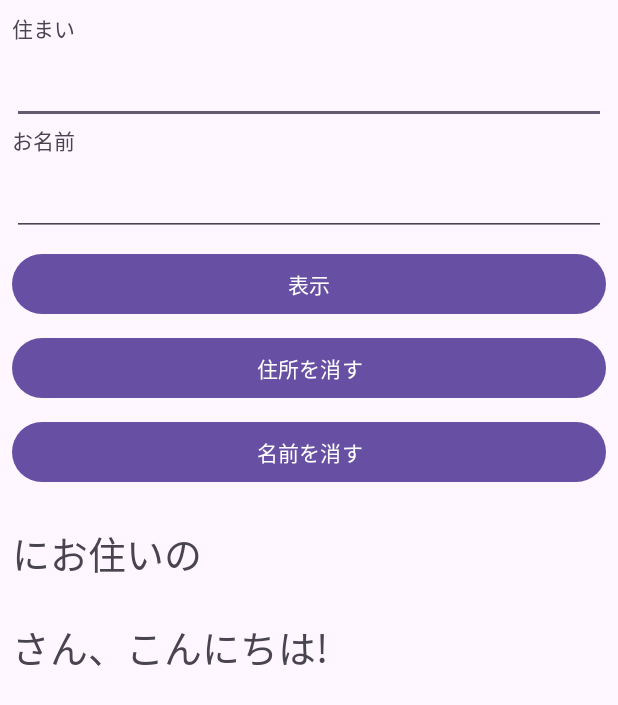
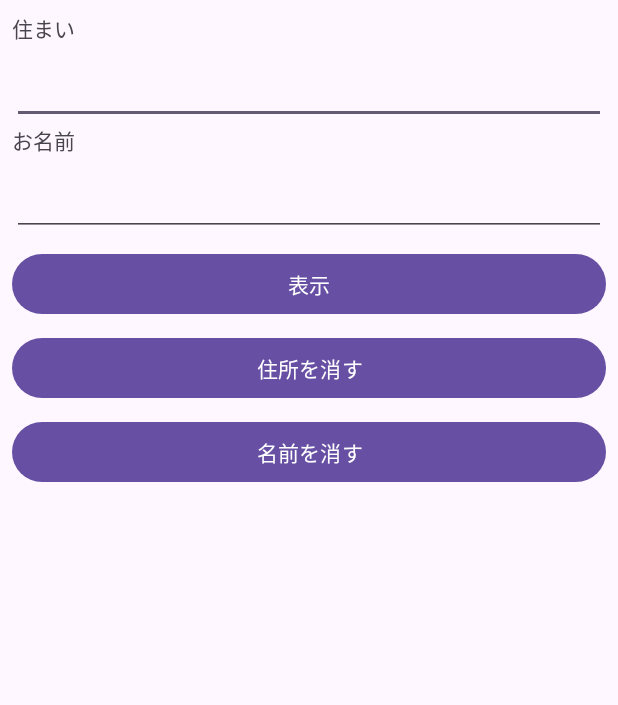
Before and after one commit to stc-s22032/MyHelloCustomer, an Android app: the screen it shows after launch (MainActivity), after a tap on "表示", on a phone screen of 412 x 824 dp. Shown: the top 705 px of the screen. Run offline under Robolectric (Android 15) with nearby library versions, the phone set to English and light mode, and no system bars.

Commit message:
Second Commit

```diff
--- a/app/src/main/java/jp/suntech/s22032/myhellocustomer/MainActivity.java
+++ b/app/src/main/java/jp/suntech/s22032/myhellocustomer/MainActivity.java
@@ -43,8 +43,8 @@ public class MainActivity extends AppCompatActivity {
                 String r_inputStr = r_input.getText().toString();
                 String n_inputStr = n_input.getText().toString();
 
-                r_output.setText(r_inputStr + "にお住いの");
-                n_output.setText(n_inputStr + "さん、こんにちは!");
+                r_output.setText(r_inputStr);
+                n_output.setText(n_inputStr);
             } else if (id==R.id.btrClear) {
                 r_input.setText("");
                 r_output.setText("");
```
